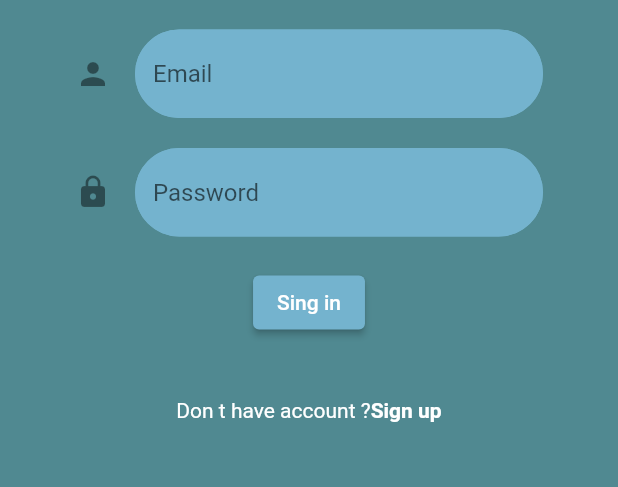
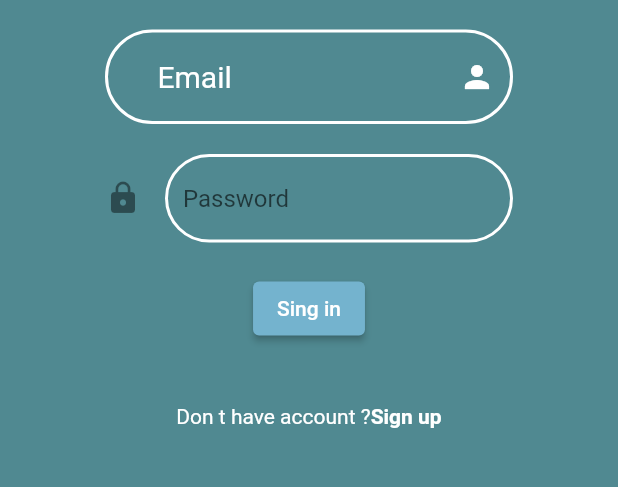
Before and after one commit to Eciric/Clinico, a Flutter app: the screen it shows after launch, on a phone screen of 412 x 824 dp, the part 461-948 px from its top. Run offline on Flutter 3.47's test engine with Material 2 defaults, Android fonts, the phone set to English and light mode, and no system bars; our stand-ins replace cloud_firestore, firebase_auth, firebase_core, flutter_spinkit; accounts and stored records are empty.

Commit message:
Login style

```diff
--- a/lib/screens/authenticate/sign_in.dart
+++ b/lib/screens/authenticate/sign_in.dart
@@ -5,7 +5,6 @@ import 'package:clinico/style/inputdecoration.dart';
 import 'package:clinico/style/loading.dart';
 
 class SignIn extends StatefulWidget {
-
   final Function toggleView;
   SignIn({this.toggleView});
 
@@ -14,19 +13,20 @@ class SignIn extends StatefulWidget {
 }
 
 class _SignInState extends State<SignIn> {
-
-  final AuthService _auth =AuthService();
+  final AuthService _auth = AuthService();
   final _formKey = GlobalKey<FormState>();
   bool loading = false;
 
   // text field state
   String email = '';
   String password = '';
-  String error ='';
+  String error = '';
 
   @override
   Widget build(BuildContext context) {
-    return loading ? Loading() : Scaffold(
+    return loading
+        ? Loading()
+        : Scaffold(
             resizeToAvoidBottomInset: true,
             backgroundColor: MyColors.steelTeal,
             appBar: AppBar(
@@ -36,12 +36,14 @@ class _SignInState extends State<SignIn> {
             ),
             body: SingleChildScrollView(
               child: Container(
-        padding: EdgeInsets.symmetric(vertical: 20, horizontal: 50),
+                padding: EdgeInsets.symmetric(vertical: 20, horizontal: 70),
                 child: Form(
                   key: _formKey,
                   child: Column(
                     children: <Widget>[
-              SizedBox(height: 20.0,),
+                      SizedBox(
+                        height: 20.0,
+                      ),
                       Text(
                         'Login to Clinico',
                         style: TextStyle(
@@ -55,8 +57,7 @@ class _SignInState extends State<SignIn> {
                         width: 150.0,
                         decoration: BoxDecoration(
                           image: DecorationImage(
-                    image: AssetImage(
-                        'assets/images/logo.jpg'),
+                            image: AssetImage('assets/images/logo.jpg'),
                             fit: BoxFit.fill,
                           ),
                           shape: BoxShape.circle,
@@ -64,7 +65,25 @@ class _SignInState extends State<SignIn> {
                       ),
                       SizedBox(height: 20.0),
                       TextFormField(
-                decoration: MyDecoration.textInputDecoration.copyWith(hintText: 'Email',icon: Icon(Icons.person)),
+                        style: TextStyle(color: Colors.white, fontSize: 20),
+                        decoration: MyDecoration.textInputDecoration.copyWith(
+                            hintText: 'Email',
+                            hintStyle:
+                                TextStyle(color: Colors.white, fontSize: 20),
+                            contentPadding: EdgeInsets.symmetric(
+                                vertical: 20, horizontal: 35),
+                            //contentPadding: const EdgeInsets.all(20.0),
+                            fillColor: Color(0x508991),
+                            suffixIcon: Icon(
+                              Icons.person,
+                              color: Colors.white,
+                            ),
+                            //icon: Icon(Icons.person),
+                            enabledBorder: OutlineInputBorder(
+                              borderSide:
+                                  BorderSide(width: 2, color: Colors.white),
+                              borderRadius: BorderRadius.circular(90),
+                            )),
                         validator: (val) => val.isEmpty ? 'Type email' : null,
                         onChanged: (val) {
                           setState(() => email = val);
@@ -72,27 +91,40 @@ class _SignInState extends State<SignIn> {
                       ),
                       SizedBox(height: 20.0),
                       TextFormField(
-                decoration: MyDecoration.textInputDecoration.copyWith(hintText: 'Password',icon: Icon(Icons.lock)),
+                        decoration: MyDecoration.textInputDecoration.copyWith(
+                            hintText: 'Password',
+                            fillColor: Color(0x508991),
+                            icon: Icon(Icons.lock),
+                            enabledBorder: OutlineInputBorder(
+                              borderSide:
+                                  BorderSide(width: 2, color: Colors.white),
+                              borderRadius: BorderRadius.circular(90),
+                            )),
                         obscureText: true,
-                validator: (val) => val.length < 6 ? 'Password 6+ char' : null,
+                        validator: (val) =>
+                            val.length < 6 ? 'Password 6+ char' : null,
                         onChanged: (val) {
                           setState(() => password = val);
                         },
                       ),
-              SizedBox(height: 20.0,),
+                      SizedBox(
+                        height: 20.0,
+                      ),
                       ElevatedButton(
                         style: ButtonStyle(
-                  backgroundColor: MaterialStateProperty.all(MyColors.darkSkyBlue),
+                          backgroundColor:
+                              MaterialStateProperty.all(MyColors.darkSkyBlue),
                         ),
                         child: Text(
                           'Sing in',
                           style: TextStyle(color: Colors.white),
                         ),
                         onPressed: () async {
-                  if(_formKey.currentState.validate()){
+                          if (_formKey.currentState.validate()) {
                             setState(() => loading = true);
-                    dynamic result = await _auth.signInWithEmailAndPassword(email, password);
-                    if(result == null){
+                            dynamic result = await _auth
+                                .signInWithEmailAndPassword(email, password);
+                            if (result == null) {
                               setState(() {
                                 error = 'Wrong data';
                                 loading = false;
@@ -101,7 +133,9 @@ class _SignInState extends State<SignIn> {
                           }
                         },
                       ),
-              SizedBox(height: 12.0,),
+                      SizedBox(
+                        height: 12.0,
+                      ),
                       Text(
                         error,
                         style: TextStyle(
@@ -109,7 +143,9 @@ class _SignInState extends State<SignIn> {
                           fontSize: 14.0,
                         ),
                       ),
-              SizedBox(height: 12.0,),
+                      SizedBox(
+                        height: 12.0,
+                      ),
                       Row(
                         mainAxisAlignment: MainAxisAlignment.center,
                         children: <Widget>[
@@ -118,7 +154,9 @@ class _SignInState extends State<SignIn> {
                             style: TextStyle(color: Colors.white),
                           ),
                           GestureDetector(
-                  onTap: () {widget.toggleView();},
+                            onTap: () {
+                              widget.toggleView();
+                            },
                             child: Text(
                               'Sign up',
                               style: TextStyle(
```
Also changed, not shown: pubspec.lock. Lines whose indentation alone changed are shown as unchanged.
